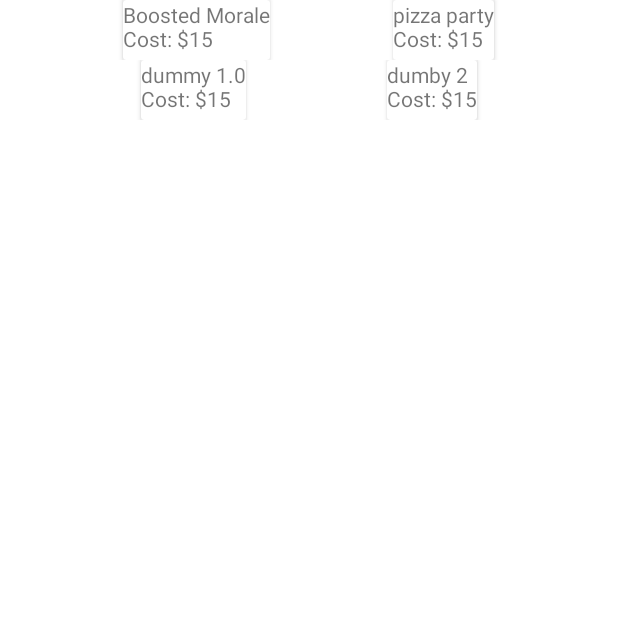
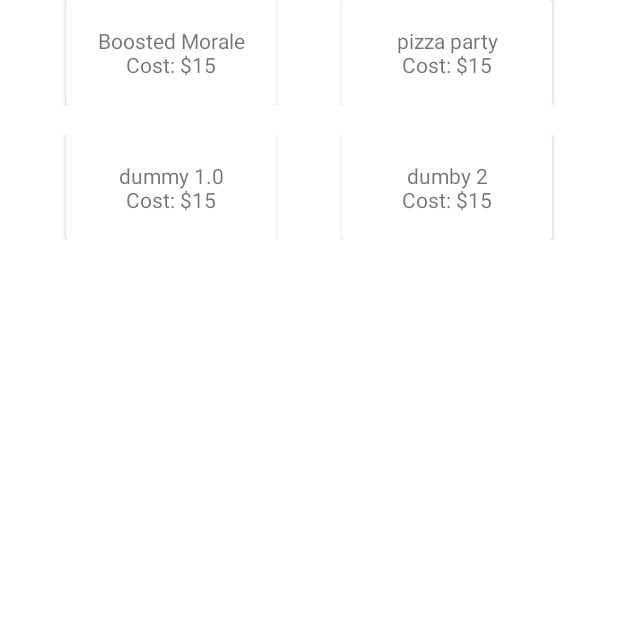
Before and after one commit to Juched/securityOperationsDefense, an Android app: the fragment BusAdvancementsFragment shown on its own in the app's theme, on a phone screen of 412 x 824 dp, the top half of it. Run offline under Robolectric (Android 15) with nearby library versions, the phone set to English and light mode, and no system bars; our stand-ins replace navigation-ui; libraries missing offline, so code that uses them is left out: com.github.mikephil.charting.

Commit message:
Fixed business buttons

```diff
--- a/app/src/main/java/com/sod/securityoperationsdefense/GameActivity.java
+++ b/app/src/main/java/com/sod/securityoperationsdefense/GameActivity.java
@@ -1,6 +1,7 @@
 package com.sod.securityoperationsdefense;
 
 import android.content.Context;
+import android.content.Intent;
 import android.graphics.Color;
 import android.os.Bundle;
 import android.util.Log;
@@ -265,7 +266,9 @@ public class GameActivity extends AppCompatActivity {
                 now.set(currentMoney.getValue().size() - 1, now.get(currentMoney.getValue().size() - 1) + 10.0);
                 currentMoney.setValue(now);
                 paused = !paused;
-
+                Intent intent = new Intent(view.getContext(), SettingsActivity.class);
+                startActivity(intent);
+                paused = !paused;
             }
         });
 
--- a/app/src/main/java/com/sod/securityoperationsdefense/SettingsActivity.java
+++ b/app/src/main/java/com/sod/securityoperationsdefense/SettingsActivity.java
@@ -36,8 +36,7 @@ public class SettingsActivity extends AppCompatActivity {
         arrow.setOnClickListener(new View.OnClickListener() {
             @Override
             public void onClick(View v) {
-                Intent intent = new Intent(v.getContext(), FullscreenActivity.class);
-                startActivity(intent);
+                finish();
             }
         });
 
--- a/app/src/main/res/layout/fragment_bus_adv.xml
+++ b/app/src/main/res/layout/fragment_bus_adv.xml
@@ -19,17 +19,20 @@
             android:layout_height="match_parent"
             android:layout_weight="1" />
         <androidx.cardview.widget.CardView
-            android:layout_width="wrap_content"
-            android:layout_height="40dp"
+            android:layout_width="140dp"
+            android:layout_height="70dp"
+            android:layout_gravity="center"
+            android:padding="10dp"
             app:layout_column="0"
             app:layout_row="0"
             android:clickable="true">
 
             <TextView
                 android:id="@+id/upgradeOneName"
-                android:layout_width="wrap_content"
+                android:layout_width="match_parent"
                 android:layout_height="match_parent"
-                android:text="Boost employee morale" />
+                android:text="Boost employee morale"
+                android:gravity="center"/>
         </androidx.cardview.widget.CardView>
         <Space
             android:layout_width="wrap_content"
@@ -37,21 +40,30 @@
             android:layout_weight="1" />
 
         <androidx.cardview.widget.CardView
-            android:layout_width="wrap_content"
-            android:layout_height="40dp"
-            android:clickable="true">
+            android:layout_width="140dp"
+            android:layout_height="70dp"
+            android:clickable="true"
+            android:layout_gravity="center"
+            android:padding="10dp">
 
             <TextView
                 android:id="@+id/upgradeTwoName"
                 android:layout_width="match_parent"
                 android:layout_height="match_parent"
-                android:text="Boost employee morale" />
+                android:text="Boost employee morale"
+                android:gravity="center"/>
         </androidx.cardview.widget.CardView>
         <Space
             android:layout_width="wrap_content"
             android:layout_height="match_parent"
             android:layout_weight="1" />
     </LinearLayout>
+
+    <Space
+        android:layout_width="wrap_content"
+        android:layout_height="20dp"
+        android:layout_weight="1" />
+
     <LinearLayout
     android:layout_width="match_parent"
     android:layout_height="wrap_content"
@@ -61,30 +73,37 @@
             android:layout_height="match_parent"
             android:layout_weight="1" />
         <androidx.cardview.widget.CardView
-            android:layout_width="wrap_content"
-            android:layout_height="40dp"
-            android:clickable="true">
+            android:layout_width="140dp"
+            android:layout_height="70dp"
+            android:clickable="true"
+            android:layout_gravity="center"
+            android:padding="10dp"
+            >
 
             <TextView
                 android:id="@+id/upgradeThreeName"
-                android:layout_width="wrap_content"
+                android:layout_width="match_parent"
                 android:layout_height="match_parent"
-                android:text="Boost employee morale" />
+                android:text="Boost employee morale"
+                android:gravity="center"/>
         </androidx.cardview.widget.CardView>
         <Space
             android:layout_width="wrap_content"
             android:layout_height="match_parent"
             android:layout_weight="1" />
         <androidx.cardview.widget.CardView
-            android:layout_width="wrap_content"
-            android:layout_height="40dp"
-            android:clickable="true">
+            android:layout_width="140dp"
+            android:layout_height="70dp"
+            android:layout_gravity="center"
+            android:clickable="true"
+            android:padding="10dp">
 
             <TextView
                 android:id="@+id/upgradeFourName"
-                android:layout_width="wrap_content"
+                android:layout_width="match_parent"
                 android:layout_height="match_parent"
-                android:text="Boost employee morale" />
+                android:text="Boost employee morale"
+                android:gravity="center"/>
         </androidx.cardview.widget.CardView>
         <Space
             android:layout_width="wrap_content"
```
